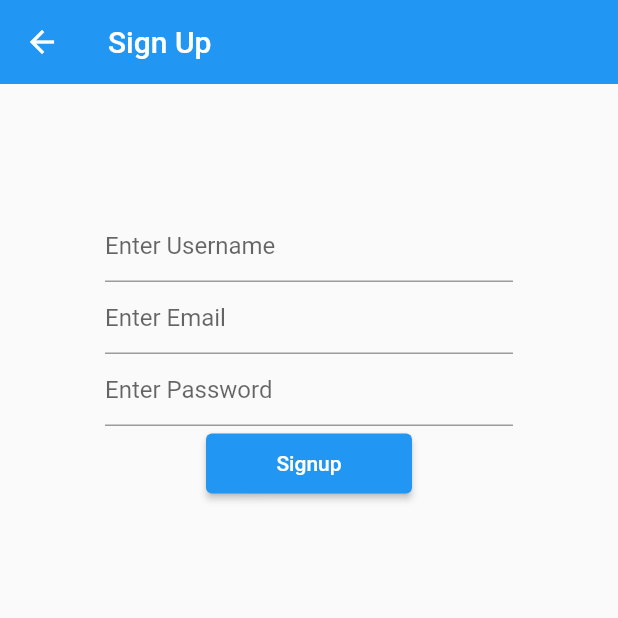
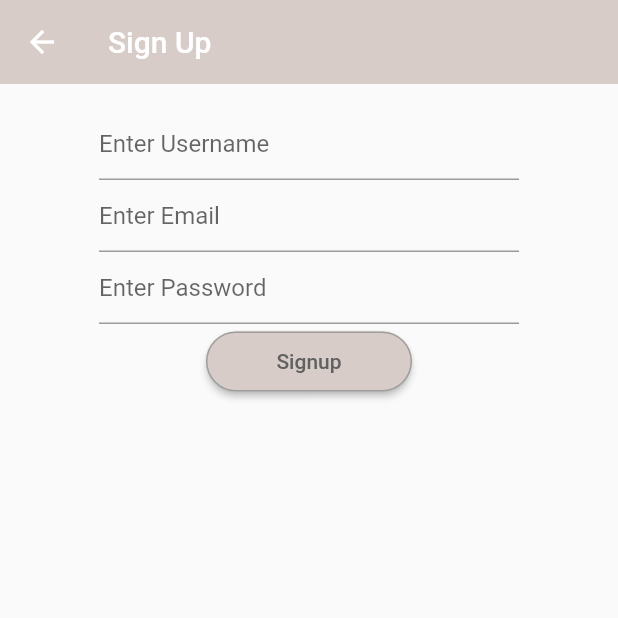
Before and after one commit to AnnaSoHock/SLP-Studio-Notes-Andriod-Dev-Note-App, a Flutter app: the screen it shows after launch, after a tap on "Signup", on a phone screen of 412 x 824 dp, the top half of it. Run offline on Flutter 3.47's test engine with Material 2 defaults, Android fonts, the phone set to English and light mode, and no system bars; our stand-ins replace firebase_auth, firebase_core, firebase_database; accounts and stored records are empty; network calls fail.

Commit message:
Started font end and fixed overflow error

```diff
--- a/lib/main.dart
+++ b/lib/main.dart
@@ -20,21 +20,28 @@ class MyApp extends StatelessWidget {
   @override
   Widget build(BuildContext context) {
     return MaterialApp(
-
+      debugShowCheckedModeBanner: false,
       title: 'Flutter Demo',
       theme: ThemeData(
-        // This is the theme of your application.
-        //
-        // Try running your application with "flutter run". You'll see the
-        // application has a blue toolbar. Then, without quitting the app, try
-        // changing the primarySwatch below to Colors.green and then invoke
-        // "hot reload" (press "r" in the console where you ran "flutter run",
-        // or simply save your changes to "hot reload" in a Flutter IDE).
-        // Notice that the counter didn't reset back to zero; the application
-        // is not restarted.
-        primarySwatch: Colors.blue,
+        primaryColor: Colors.white54,
+        appBarTheme: AppBarTheme(color: Colors.brown.shade100, titleTextStyle: TextStyle(color: Colors.white, fontSize: 20,
+        fontWeight: FontWeight.w500,)),
+        textSelectionTheme: TextSelectionThemeData(
+          selectionColor: Colors.brown.shade100,
+          cursorColor: Colors.brown.shade100,
         ),
-      home: const MyHomePage(title: 'Flutter Demo Home Page'),
+        brightness: Brightness.light,
+        highlightColor: Colors.white,
+        elevatedButtonTheme:
+        ElevatedButtonThemeData(style:ButtonStyle(
+          shape: MaterialStateProperty.all<OutlinedBorder>(RoundedRectangleBorder(side: BorderSide(width: 1.0, color: Colors.grey),
+            borderRadius: BorderRadius.circular(100.0))),
+          backgroundColor: MaterialStateProperty.all<Color>(Colors.brown.shade100),
+          foregroundColor: MaterialStateProperty.all<Color>(Colors.grey.shade700) )
+        ),
+
+      ),
+      home: const MyHomePage(title: 'Studio Notes'),
     );
   }
 }
@@ -69,21 +76,21 @@ class _MyHomePageState extends State<MyHomePage> {
     // The Flutter framework has been optimized to make rerunning build methods
     // fast, so that you can just rebuild anything that needs updating rather
     // than having to individually change instances of widgets.
-    return Scaffold(    //default UI
+    return Scaffold(
+      backgroundColor: Colors.grey.shade50,//default UI
       appBar: AppBar(
         title: Text(widget.title),
       ),
-      body: Center(
-
+      body: SingleChildScrollView(
+        child:  Padding(
+          padding: EdgeInsets.all(16),
+          child:   Center(
             child: Column(
               mainAxisAlignment: MainAxisAlignment.center,  //alignment
               children: <Widget>[
                 Container(
-              child: Image(
-                  height: 200,
-                  width: 200,
-                  image: NetworkImage('https://i.pinimg.com/originals/53/cb/23/53cb231f4c04ae30a04a6e292eb2a48c.jpg')
-              ),
+                  width: MediaQuery.of(context).size.width * 0.5,
+                  child: Image.asset('assets/images/StudioNotesLogo.png'),
                 ),
 
                 Container(  //maximum space you can use
@@ -145,7 +152,8 @@ class _MyHomePageState extends State<MyHomePage> {
               ],
             ),
           ),
-
+        ),
+      ),
     );
   }
 }
--- a/lib/sign_up_screen.dart
+++ b/lib/sign_up_screen.dart
@@ -19,26 +19,24 @@ class _SignUpScreenState extends State<SignUpScreen> {  //home screen actions
   @override
   Widget build(BuildContext context) {  //entire UI
     return Scaffold(
-      extendBodyBehindAppBar: true,
       appBar: AppBar(
-        backgroundColor: Colors.blue,
+        titleTextStyle: TextStyle(color: Colors.white, fontSize: 20,
+          fontWeight: FontWeight.w500,),
+        backgroundColor: Colors.brown.shade100,
         elevation: 0,
-        title: const Text("Sign Up",
-          style: TextStyle(color: Colors.white),
-        ),
+        title: const Text("Sign Up"),
       ),
-      body: Container(
-        width: MediaQuery.of(context).size.width,
-        height: MediaQuery.of(context).size.height,
-
-        child: SingleChildScrollView(
-          child: Padding(
-            padding: EdgeInsets.fromLTRB(20, 120, 20, 0),
+      body: SingleChildScrollView(
+        padding: EdgeInsets.all(16.0),
+        child: Center(
+          child: SingleChildScrollView(
             child: Column(
+              mainAxisAlignment: MainAxisAlignment.center,
+              mainAxisSize: MainAxisSize.max,
               children: <Widget>[
-                const SizedBox(
-                  height: 20,
-                ),
+                // const SizedBox(
+                //   height: 20,
+                // ),
                 Container(  //maximum space you can use
                     margin: EdgeInsets.symmetric(horizontal: 50),
                     child:  TextFormField(
```
Also changed, not shown: pubspec.yaml (+14 -14 lines), assets/images/StudioNotesLogo.png (added). Lines whose indentation alone changed are shown as unchanged.
